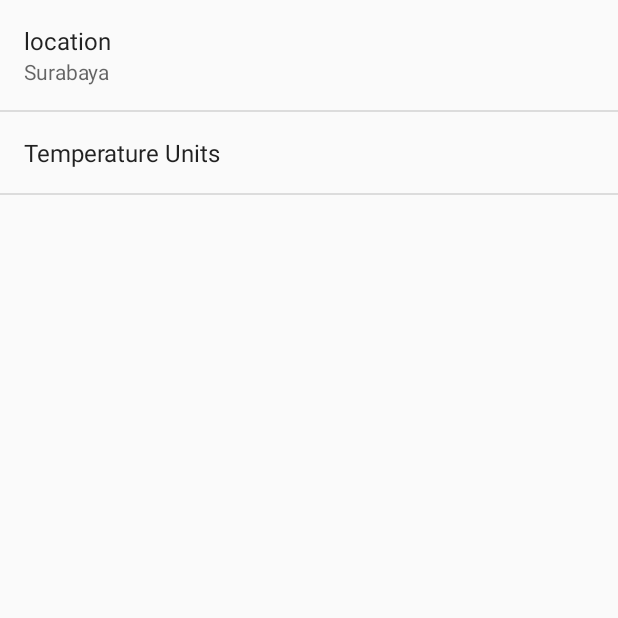
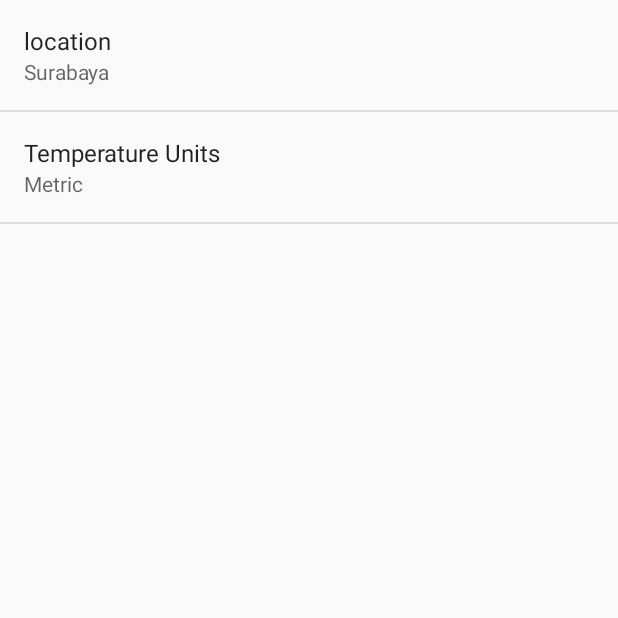
Before and after one commit to Androbos/SunshineIAK, an Android app: the SettingsActivity screen opened directly, with no data from a screen before it, on a phone screen of 412 x 824 dp, the top half of it. Run offline under Robolectric (Android 15) with nearby library versions, the phone set to English and light mode, and no system bars.

```diff
--- a/app/src/main/java/com/example/tommy/sunshineiak/SettingsActivity.java
+++ b/app/src/main/java/com/example/tommy/sunshineiak/SettingsActivity.java
@@ -23,6 +23,7 @@ public class SettingsActivity extends PreferenceActivity
         // updated when the preference changes.
         // TODO: Add preferences
         bindPreferenceSummaryToValue(findPreference(getString(R.string.pref_location_key)));
+        bindPreferenceSummaryToValue(findPreference(getString(R.string.pref_units_key)));
     }
 
     /**
```
